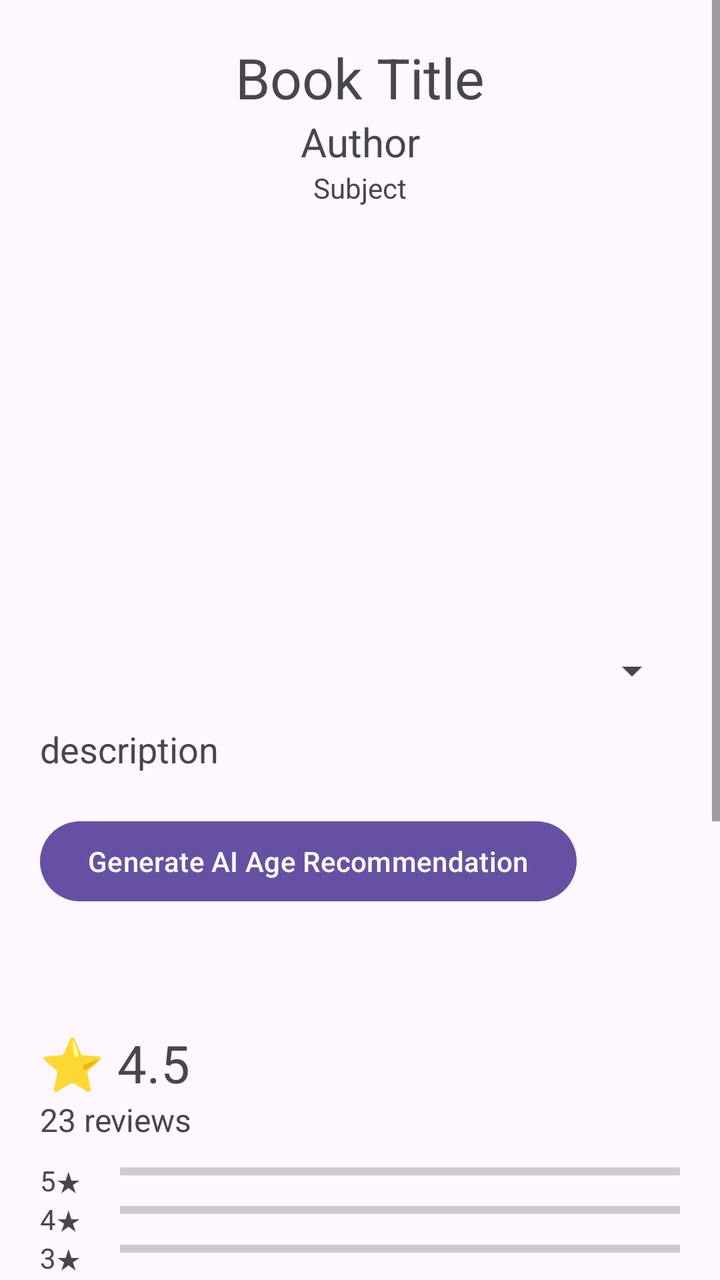
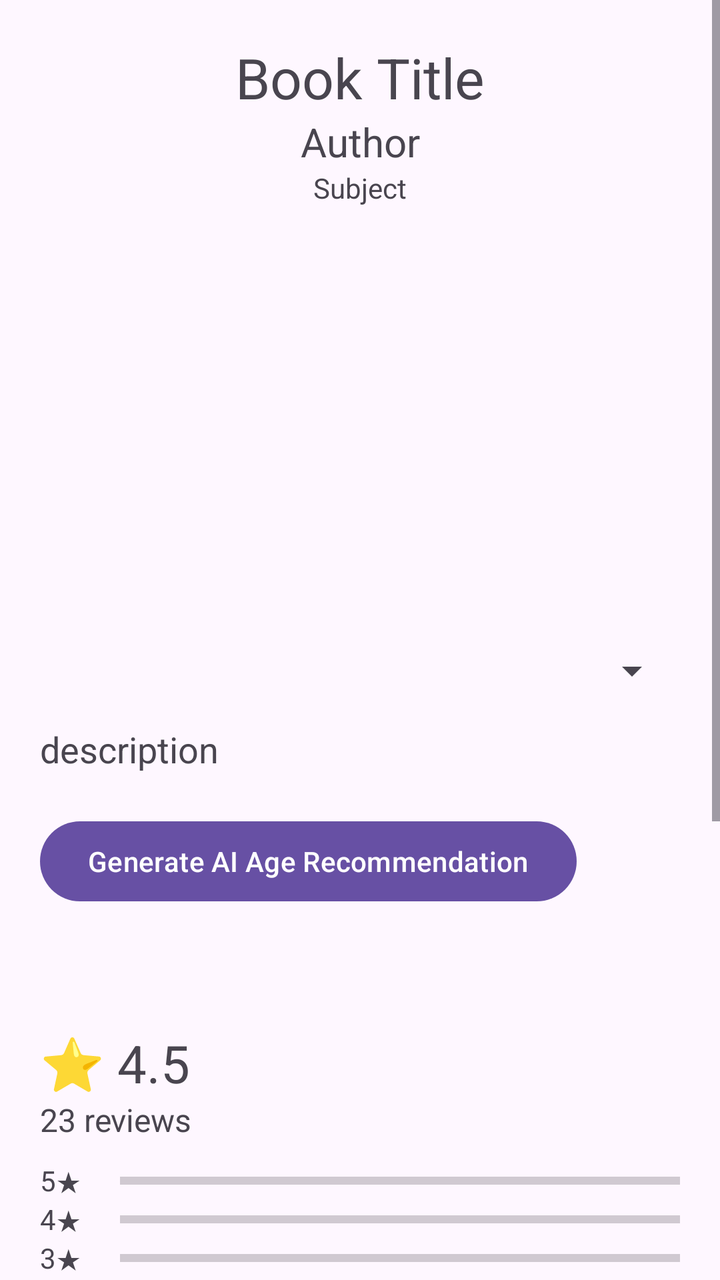

Before-and-after screenshots of an Android layout around one commit, followed by the original layout XML and the change that was made.
<!-- AndroidManifest.xml: application theme Theme.LibookApp -->
<!-- res/layout/fragment_book_info.xml -->
<?xml version="1.0" encoding="utf-8"?>
<ScrollView xmlns:android="http://schemas.android.com/apk/res/android"
    xmlns:tools="http://schemas.android.com/tools"
    android:layout_width="match_parent"
    android:layout_height="match_parent"
    tools:context=".screens.BookInfoFragment">

    <LinearLayout
        android:layout_width="match_parent"
        android:layout_height="wrap_content"
        android:orientation="vertical"
        android:padding="20dp">

        
        <TextView
            android:id="@+id/tVTitle"
            android:layout_width="match_parent"
            android:layout_height="wrap_content"
            android:text="Book Title"
            android:textSize="28sp"
            android:textAlignment="center"/>

        <TextView
            android:id="@+id/tVAuthor"
            android:layout_width="match_parent"
            android:layout_height="wrap_content"
            android:text="Author"
            android:textSize="20sp"
            android:textAlignment="center"/>

        <TextView
            android:id="@+id/tVSubj"
            android:layout_width="match_parent"
            android:layout_height="wrap_content"
            android:text="Subject"
            android:textAlignment="center"/>


        
        <ImageView
            android:id="@+id/iVImage"
            android:layout_width="150dp"
            android:layout_height="200dp"
            android:layout_gravity="center"
            android:layout_marginTop="10dp"/>

        <Spinner
            android:id="@+id/sSave"
            android:layout_width="match_parent"
            android:layout_height="wrap_content"
            android:layout_marginTop="10dp"/>


        
        <TextView
            android:id="@+id/tVDesc"
            android:layout_width="match_parent"
            android:layout_height="wrap_content"
            android:text="description"
            android:textSize="18sp"
            android:layout_marginTop="15dp"/>


        
        <Button
            android:id="@+id/btnGenerate"
            android:layout_width="wrap_content"
            android:layout_height="wrap_content"
            android:text="Generate AI Age Recommendation"
            android:layout_marginTop="20dp"
            android:onClick="generateGeminiReco"/>

        <TextView
            android:id="@+id/tVGeminiReco"
            android:layout_width="match_parent"
            android:layout_height="wrap_content"
            android:textSize="18sp"
            android:layout_marginTop="10dp"/>


        
        
        

        <TextView
            android:id="@+id/tvAvgRating"
            android:layout_width="wrap_content"
            android:layout_height="wrap_content"
            android:text="⭐ 4.5"
            android:textSize="26sp"
            android:layout_marginTop="25dp"/>

        <TextView
            android:id="@+id/tvReviewCount"
            android:layout_width="wrap_content"
            android:layout_height="wrap_content"
            android:text="23 reviews"
            android:textSize="16sp"/>


        
        
        

        <LinearLayout
            android:layout_width="match_parent"
            android:layout_height="wrap_content"
            android:orientation="vertical"
            android:layout_marginTop="10dp">

            
            <LinearLayout
                android:layout_width="match_parent"
                android:layout_height="wrap_content"
                android:orientation="horizontal">

                <TextView android:text="5★"
                    android:layout_width="40dp"
                    android:layout_height="wrap_content"/>

                <ProgressBar
                    android:id="@+id/bar5"
                    style="?android:attr/progressBarStyleHorizontal"
                    android:layout_width="10dp"
                    android:layout_height="10dp"
                    android:layout_weight="1"/>
            </LinearLayout>

            
            <LinearLayout
                android:layout_width="match_parent"
                android:layout_height="wrap_content"
                android:orientation="horizontal">

                <TextView android:text="4★"
                    android:layout_width="40dp"
                    android:layout_height="wrap_content"/>

                <ProgressBar
                    android:id="@+id/bar4"
                    style="?android:attr/progressBarStyleHorizontal"
                    android:layout_width="0dp"
                    android:layout_height="10dp"
                    android:layout_weight="1"/>
            </LinearLayout>

            
            <LinearLayout
                android:layout_width="match_parent"
                android:layout_height="wrap_content"
                android:orientation="horizontal">

                <TextView android:text="3★"
                    android:layout_width="40dp"
                    android:layout_height="wrap_content"/>

                <ProgressBar
                    android:id="@+id/bar3"
                    style="?android:attr/progressBarStyleHorizontal"
                    android:layout_width="0dp"
                    android:layout_height="10dp"
                    android:layout_weight="1"/>
            </LinearLayout>

            
            <LinearLayout
                android:layout_width="match_parent"
                android:layout_height="wrap_content"
                android:orientation="horizontal">

                <TextView android:text="2★"
                    android:layout_width="40dp"
                    android:layout_height="wrap_content"/>

                <ProgressBar
                    android:id="@+id/bar2"
                    style="?android:attr/progressBarStyleHorizontal"
                    android:layout_width="0dp"
                    android:layout_height="10dp"
                    android:layout_weight="1"/>
            </LinearLayout>

            
            <LinearLayout
                android:layout_width="match_parent"
                android:layout_height="wrap_content"
                android:orientation="horizontal">

                <TextView android:text="1★"
                    android:layout_width="40dp"
                    android:layout_height="wrap_content"/>

                <ProgressBar
                    android:id="@+id/bar1"
                    style="?android:attr/progressBarStyleHorizontal"
                    android:layout_width="0dp"
                    android:layout_height="10dp"
                    android:layout_weight="1"/>
            </LinearLayout>

        </LinearLayout>


        
        
        

        <RatingBar
            android:id="@+id/ratingBarUser"
            android:layout_width="wrap_content"
            android:layout_height="wrap_content"
            android:numStars="5"
            android:stepSize="1"
            android:layout_marginTop="20dp"/>

        <EditText
            android:id="@+id/etComment"
            android:layout_width="match_parent"
            android:layout_height="wrap_content"
            android:hint="Write your review..."
            android:minLines="2"/>

        <Button
            android:id="@+id/btnSendReview"
            android:layout_width="match_parent"
            android:layout_height="wrap_content"
            android:text="Post Review"
            android:onClick="addReviewToBook"/>


        
        
        

        <TextView
            android:layout_width="match_parent"
            android:layout_height="wrap_content"
            android:text="Reviews"
            android:textSize="22sp"
            android:layout_marginTop="25dp"/>

        <androidx.recyclerview.widget.RecyclerView
            android:id="@+id/rvReviews"
            android:layout_width="match_parent"
            android:layout_height="wrap_content"
            tools:listitem="@layout/custom_review_layout"/>

        <Button
            android:id="@+id/btnSeeAllReviews"
            android:layout_width="wrap_content"
            android:layout_height="wrap_content"
            android:text="See All Reviews"
            android:layout_gravity="center"
            android:layout_marginTop="10dp"
            android:onClick="showAllReviews"/>

    </LinearLayout>

</ScrollView>
<!-- res/layout/custom_review_layout.xml (included above) -->
<?xml version="1.0" encoding="utf-8"?>
<LinearLayout xmlns:android="http://schemas.android.com/apk/res/android"
    android:layout_width="match_parent"
    android:layout_height="wrap_content"
    android:orientation="vertical"
    android:padding="12dp"
    android:background="@android:color/white"
    android:layout_marginBottom="8dp">

    
    <LinearLayout
        android:layout_width="match_parent"
        android:layout_height="wrap_content"
        android:orientation="horizontal">

        <TextView
            android:id="@+id/tvReviewerName"
            android:layout_width="wrap_content"
            android:layout_height="wrap_content"
            android:text="username"
            android:textStyle="bold"
            android:textSize="16sp"/>

        <TextView
            android:id="@+id/tvReviewDate"
            android:layout_width="wrap_content"
            android:layout_height="wrap_content"
            android:text=" • 2 days ago"
            android:layout_marginStart="6dp"
            android:textSize="14sp"
            android:textColor="#777"/>
    </LinearLayout>


    
    <RatingBar
        android:id="@+id/ratingBarReview"
        android:layout_width="wrap_content"
        android:layout_height="wrap_content"
        android:numStars="5"
        android:stepSize="1"
        android:isIndicator="true"
        android:layout_marginTop="4dp"/>


    
    <TextView
        android:id="@+id/tvReviewComment"
        android:layout_width="match_parent"
        android:layout_height="wrap_content"
        android:text="This book was amazing."
        android:textSize="15sp"
        android:layout_marginTop="6dp"/>

</LinearLayout>
<!-- resources referenced by this layout -->
<resources>
  <style name="Theme.LibookApp" parent="Base.Theme.LibookApp" />
  <style name="Base.Theme.LibookApp" parent="Theme.Material3.DayNight.NoActionBar">
          
          
      </style>
</resources>

<!-- the commit's change to res/layout/fragment_book_info.xml (unified diff, before → after) -->
@@ -112,7 +112,8 @@
             <LinearLayout
                 android:layout_width="match_parent"
                 android:layout_height="wrap_content"
-                android:orientation="horizontal">
+                android:orientation="horizontal"
+                android:gravity="center_vertical">
 
                 <TextView android:text="5★"
                     android:layout_width="40dp"
@@ -130,7 +131,8 @@
             <LinearLayout
                 android:layout_width="match_parent"
                 android:layout_height="wrap_content"
-                android:orientation="horizontal">
+                android:orientation="horizontal"
+                android:gravity="center_vertical">
 
                 <TextView android:text="4★"
                     android:layout_width="40dp"
@@ -148,7 +150,8 @@
             <LinearLayout
                 android:layout_width="match_parent"
                 android:layout_height="wrap_content"
-                android:orientation="horizontal">
+                android:orientation="horizontal"
+                android:gravity="center_vertical">
 
                 <TextView android:text="3★"
                     android:layout_width="40dp"
@@ -166,7 +169,8 @@
             <LinearLayout
                 android:layout_width="match_parent"
                 android:layout_height="wrap_content"
-                android:orientation="horizontal">
+                android:orientation="horizontal"
+                android:gravity="center_vertical">
 
                 <TextView android:text="2★"
                     android:layout_width="40dp"
@@ -184,7 +188,8 @@
             <LinearLayout
                 android:layout_width="match_parent"
                 android:layout_height="wrap_content"
-                android:orientation="horizontal">
+                android:orientation="horizontal"
+                android:gravity="center_vertical">
 
                 <TextView android:text="1★"
                     android:layout_width="40dp"
@@ -220,12 +225,29 @@
             android:hint="Write your review..."
             android:minLines="2"/>
 
-        <Button
-            android:id="@+id/btnSendReview"
-            android:layout_width="match_parent"
-            android:layout_height="wrap_content"
-            android:text="Post Review"
-            android:onClick="addReviewToBook"/>
+        <FrameLayout
+            android:layout_width="match_parent"
+            android:layout_height="wrap_content">
+
+            <Button
+                android:id="@+id/btnSendReview"
+                android:layout_width="wrap_content"
+                android:layout_height="wrap_content"
+                android:text="Post Review"
+                android:onClick="addReviewToBook"
+                android:layout_gravity="center"/>
+
+            <ImageButton
+                android:id="@+id/btnDeleteReview"
+                android:layout_width="35dp"
+                android:layout_height="35dp"
+                android:layout_gravity="end|center_vertical"
+                android:src="@drawable/ic_delete"
+                android:visibility="gone"
+                android:background="?attr/selectableItemBackgroundBorderless"/>
+
+        </FrameLayout>
+
 
 
         
<!-- resource entries referenced after the edit -->
@@ -1,5 +1,16 @@
 <!-- resources referenced by this layout -->
 <resources>
+  <!-- drawable ic_delete (drawable) -->
+  <vector xmlns:android="http://schemas.android.com/apk/res/android"
+      android:width="34dp"
+      android:height="34dp"
+      android:viewportWidth="24"
+      android:viewportHeight="24">
+  
+      <path
+          android:fillColor="?attr/colorOnSurface"
+          android:pathData="M6,7h12l-1,14H7L6,7zM9,4h6l1,2H8l1,-2zM4,6h16v2H4z"/>
+  </vector>
   <style name="Theme.LibookApp" parent="Base.Theme.LibookApp" />
   <style name="Base.Theme.LibookApp" parent="Theme.Material3.DayNight.NoActionBar">
           
